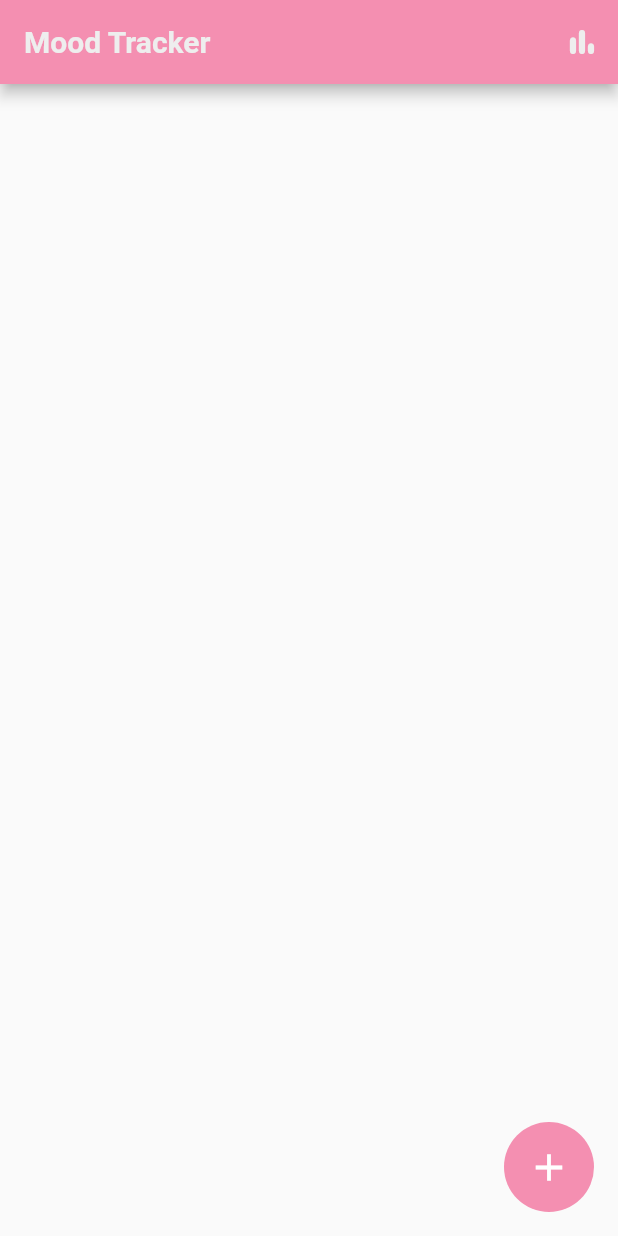
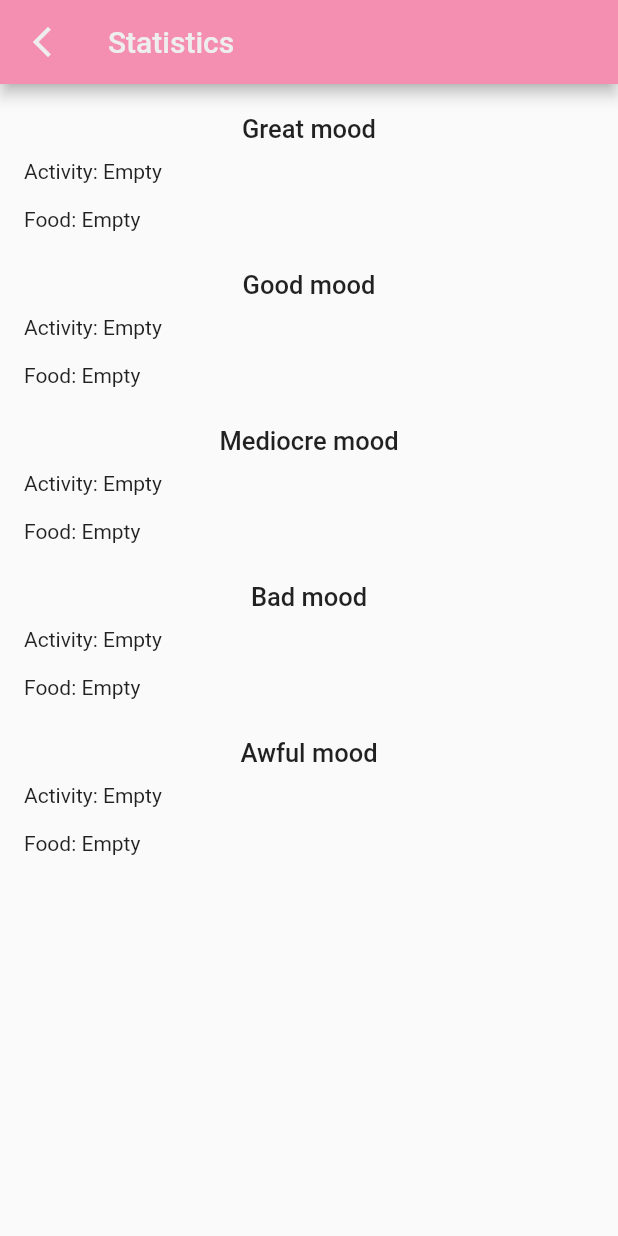
Before and after one commit to algailoc/mood-tracker-2, a Flutter app: the screen it shows after launch, after a tap on the "bar chart" icon, on a phone screen of 412 x 824 dp. Run offline on Flutter 3.47's test engine with Material 2 defaults, Android fonts, the phone set to English and light mode, and no system bars; our stand-ins replace bloc, easy_localization, equatable, flutter_bloc, flutter_smart_dialog, get_it and 2 more; accounts and stored records are empty.

Commit message:
Сделала экран статистики

```diff
--- a/assets/translations/en.json
+++ b/assets/translations/en.json
@@ -45,5 +45,7 @@
   "errorOnSavingDay": "An error occured while saving the day",
 
   "enterName": "Enter name",
-  "textCopied": "Text copied to clipboard"
+  "textCopied": "Text copied to clipboard",
+
+  "stillEmpty": "Empty"
 }
--- a/assets/translations/ru.json
+++ b/assets/translations/ru.json
@@ -45,5 +45,7 @@
   "errorOnSavingDay": "Произошла ошибка при сохранении дня",
 
   "enterName": "Введите название",
-  "textCopied": "Текст скопирован"
+  "textCopied": "Текст скопирован",
+
+  "stillEmpty": "Пока пусто"
 }
--- /dev/null
+++ b/lib/core/helpers/statistics.dart
@@ -0,0 +1,107 @@
+import 'package:mood_tracker_2/domain/entities/activity_entity.dart';
+import 'package:mood_tracker_2/domain/entities/food_entity.dart';
+import 'package:mood_tracker_2/domain/entities/mood_entity.dart';
+
+Map<Mood, List<ActivityEntity>> sortActivitiesByMood(
+  List<ActivityEntity> activities,
+) {
+  List<ActivityEntity> moodGreat = activities.where(
+    (element) {
+      return element.rating[Mood.great]! > 0;
+    },
+  ).toList();
+  moodGreat
+      .sort((a, b) => b.rating[Mood.great]!.compareTo(a.rating[Mood.great]!));
+
+  List<ActivityEntity> moodGood = activities
+      .where(
+        (element) => element.rating[Mood.good]! > 0,
+      )
+      .toList();
+  moodGood.sort((a, b) => b.rating[Mood.good]!.compareTo(a.rating[Mood.good]!));
+
+  List<ActivityEntity> moodMediocre = activities
+      .where(
+        (element) => element.rating[Mood.mediocre]! > 0,
+      )
+      .toList();
+  moodMediocre.sort(
+      (a, b) => b.rating[Mood.mediocre]!.compareTo(a.rating[Mood.mediocre]!));
+
+  List<ActivityEntity> moodBad = activities
+      .where(
+        (element) => element.rating[Mood.bad]! > 0,
+      )
+      .toList();
+  moodBad.sort((a, b) => b.rating[Mood.bad]!.compareTo(a.rating[Mood.bad]!));
+
+  List<ActivityEntity> moodAwful = activities
+      .where(
+        (element) => element.rating[Mood.awful]! > 0,
+      )
+      .toList();
+  moodAwful
+      .sort((a, b) => b.rating[Mood.awful]!.compareTo(a.rating[Mood.awful]!));
+
+  final Map<Mood, List<ActivityEntity>> sortedResult = {
+    Mood.great: moodGreat,
+    Mood.good: moodGood,
+    Mood.mediocre: moodMediocre,
+    Mood.bad: moodBad,
+    Mood.awful: moodAwful,
+  };
+
+  return sortedResult;
+}
+
+Map<Mood, List<FoodEntity>> sortFoodsByMood(
+  List<FoodEntity> foods,
+) {
+  List<FoodEntity> moodGreat = foods.where(
+    (element) {
+      return element.rating[Mood.great]! > 0;
+    },
+  ).toList();
+  moodGreat
+      .sort((a, b) => b.rating[Mood.great]!.compareTo(a.rating[Mood.great]!));
+
+  List<FoodEntity> moodGood = foods
+      .where(
+        (element) => element.rating[Mood.good]! > 0,
+      )
+      .toList();
+  moodGood.sort((a, b) => b.rating[Mood.good]!.compareTo(a.rating[Mood.good]!));
+
+  List<FoodEntity> moodMediocre = foods
+      .where(
+        (element) => element.rating[Mood.mediocre]! > 0,
+      )
+      .toList();
+  moodMediocre.sort(
+      (a, b) => b.rating[Mood.mediocre]!.compareTo(a.rating[Mood.mediocre]!));
+
+  List<FoodEntity> moodBad = foods
+      .where(
+        (element) => element.rating[Mood.bad]! > 0,
+      )
+      .toList();
+  moodBad.sort((a, b) => b.rating[Mood.bad]!.compareTo(a.rating[Mood.bad]!));
+
+  List<FoodEntity> moodAwful = foods
+      .where(
+        (element) => element.rating[Mood.awful]! > 0,
+      )
+      .toList();
+  moodAwful
+      .sort((a, b) => b.rating[Mood.awful]!.compareTo(a.rating[Mood.awful]!));
+
+  final Map<Mood, List<FoodEntity>> sortedResult = {
+    Mood.great: moodGreat,
+    Mood.good: moodGood,
+    Mood.mediocre: moodMediocre,
+    Mood.bad: moodBad,
+    Mood.awful: moodAwful,
+  };
+
+  return sortedResult;
+}
--- a/lib/core/router.dart
+++ b/lib/core/router.dart
@@ -1,12 +1,14 @@
 import 'package:flutter/material.dart';
 import 'package:mood_tracker_2/core/params.dart';
-import 'package:mood_tracker_2/presentation/screens/day_edit_screen.dart/day_edit_screen.dart';
+import 'package:mood_tracker_2/presentation/screens/day_edit_screen/day_edit_screen.dart';
 import 'package:mood_tracker_2/presentation/screens/day_screen/day_screen.dart';
 import 'package:mood_tracker_2/presentation/screens/days_list_screen/days_list_screen.dart';
+import 'package:mood_tracker_2/presentation/screens/statistics_screen/statistics_screen.dart';
 
 const routeDaysList = '/routeDaysList';
 const routeDayScreen = '/routeDayScreen';
 const routeEditDayScreen = '/routeEditDayScreen';
+const routeStatistics = '/routeStatistics';
 
 Route<dynamic>? onGenerateRoute(RouteSettings settings) {
   if (settings.name == routeDaysList) {
@@ -31,6 +33,12 @@ Route<dynamic>? onGenerateRoute(RouteSettings settings) {
         );
       },
     );
+  } else if (settings.name == routeStatistics) {
+    return MaterialPageRoute(
+      builder: (context) {
+        return const StatisticsScreen();
+      },
+    );
   }
 
   return null;
--- a/lib/presentation/bloc/activities_bloc/activities_bloc.dart
+++ b/lib/presentation/bloc/activities_bloc/activities_bloc.dart
@@ -68,6 +68,21 @@ class ActivitiesBloc extends Bloc<ActivitiesEvent, ActivitiesState> {
           await usecase.updateActivitiesRatings(listToUpdate);
 
           listToUpdate.clear();
+        } else {
+          // final listToUpdate = _pickedActivities
+          //     .map(
+          //       (e) => activities
+          //           .firstWhere((element) => element.id == e)
+          //           .changeRating(
+          //             oldMood: _oldMood,
+          //             newMood: _newMood,
+          //           ),
+          //     )
+          //     .toList();
+
+          // await usecase.updateActivitiesRatings(listToUpdate);
+
+          // listToUpdate.clear();
         }
 
         final removedActivities = activities
@@ -182,6 +197,10 @@ class ActivitiesBloc extends Bloc<ActivitiesEvent, ActivitiesState> {
         // _pickedActivities.add(activity.id);
 
         emit(ActivitiesLoadedState(activities));
+      } else if (event is ChangeMoodForActivitiesEvent) {
+        emit(ActivitiesPendingState(activities));
+        _newMood = event.newMood;
+        emit(ActivitiesLoadedState(activities));
       }
     });
   }
--- a/lib/presentation/bloc/foods_bloc/foods_bloc.dart
+++ b/lib/presentation/bloc/foods_bloc/foods_bloc.dart
@@ -182,6 +182,10 @@ class FoodsBloc extends Bloc<FoodsEvent, FoodsState> {
         // _pickedFoods.add(food.id);
 
         emit(FoodsLoadedState(foods));
+      } else if (event is ChangeMoodForFoodsEvent) {
+        emit(FoodsPendingState(foods));
+        _newMood = event.newMood;
+        emit(FoodsLoadedState(foods));
       }
     });
   }
--- a/lib/presentation/screens/days_list_screen/days_list_screen.dart
+++ b/lib/presentation/screens/days_list_screen/days_list_screen.dart
@@ -108,6 +108,10 @@ class DaysListScreen extends StatelessWidget {
 class _CustomAppBar extends StatelessWidget with PreferredSizeWidget {
   const _CustomAppBar();
 
+  Future<void> _goToStatistics(BuildContext context) async {
+    Navigator.pushNamed(context, routeStatistics);
+  }
+
   @override
   Widget build(BuildContext context) {
     return AppBar(
@@ -120,9 +124,7 @@ class _CustomAppBar extends StatelessWidget with PreferredSizeWidget {
       actions: [
         IconButton(
           tooltip: const Text('statistics').tr().data,
-          onPressed: () {
-            // go to statistics
-          },
+          onPressed: () => _goToStatistics(context),
           icon: Icon(
             Icons.bar_chart_rounded,
             color: Theme.of(context).colorScheme.onPrimary,
--- /dev/null
+++ b/lib/presentation/screens/statistics_screen/statistics_screen.dart
@@ -0,0 +1,57 @@
+import 'package:easy_localization/easy_localization.dart';
+import 'package:flutter/material.dart';
+import 'package:flutter_bloc/flutter_bloc.dart';
+import 'package:mood_tracker_2/domain/entities/mood_entity.dart';
+import 'package:mood_tracker_2/get_it.dart';
+import 'package:mood_tracker_2/presentation/bloc/activities_bloc/activities_bloc.dart';
+import 'package:mood_tracker_2/presentation/bloc/foods_bloc/foods_bloc.dart';
+import 'package:mood_tracker_2/presentation/screens/statistics_screen/statistics_screen_body.dart';
+
+class StatisticsScreen extends StatelessWidget {
+  const StatisticsScreen({super.key});
+
+  @override
+  Widget build(BuildContext context) {
+    return MultiBlocProvider(
+      providers: [
+        BlocProvider(
+          create: (context) => getIt<ActivitiesBloc>()
+            ..add(const InitActivitiesBlocEvent(
+              isCreate: false,
+              originalMood: Mood.mediocre,
+            )),
+        ),
+        BlocProvider(
+          create: (context) => getIt<FoodsBloc>()
+            ..add(const InitFoodsBlocEvent(
+              isCreate: false,
+              originalMood: Mood.mediocre,
+            )),
+        )
+      ],
+      child: Scaffold(
+        appBar: AppBar(
+          leading: IconButton(
+            onPressed: Navigator.of(context).pop,
+            icon: const Icon(Icons.arrow_back_ios_new),
+          ),
+          title: const Text('statistics').tr(),
+        ),
+        body: BlocBuilder<ActivitiesBloc, ActivitiesState>(
+          builder: (context, actState) {
+            return BlocBuilder<FoodsBloc, FoodsState>(
+              builder: (context, foodState) {
+                if (actState.activities.isNotEmpty &&
+                    foodState.foods.isNotEmpty) {
+                  return const StatisticsScreenBody();
+                }
+
+                return const Center(child: CircularProgressIndicator());
+              },
+            );
+          },
+        ),
+      ),
+    );
+  }
+}
--- /dev/null
+++ b/lib/presentation/screens/statistics_screen/statistics_screen_body.dart
@@ -0,0 +1,82 @@
+import 'package:flutter/material.dart';
+import 'package:flutter_bloc/flutter_bloc.dart';
+import 'package:mood_tracker_2/core/helpers/statistics.dart';
+import 'package:mood_tracker_2/domain/entities/activity_entity.dart';
+import 'package:mood_tracker_2/domain/entities/food_entity.dart';
+import 'package:mood_tracker_2/domain/entities/mood_entity.dart';
+import 'package:mood_tracker_2/presentation/bloc/activities_bloc/activities_bloc.dart';
+import 'package:mood_tracker_2/presentation/bloc/foods_bloc/foods_bloc.dart';
+import 'package:mood_tracker_2/presentation/widgets/statistics_screen/mood_component.dart';
+
+class StatisticsScreenBody extends StatefulWidget {
+  const StatisticsScreenBody({super.key});
+
+  @override
+  State<StatisticsScreenBody> createState() => _StatisticsScreenBodyState();
+}
+
+const Map<Mood, List<ActivityEntity>> _initActMap = {
+  Mood.great: [],
+  Mood.good: [],
+  Mood.mediocre: [],
+  Mood.bad: [],
+  Mood.awful: [],
+};
+
+const Map<Mood, List<FoodEntity>> _initFoodMap = {
+  Mood.great: [],
+  Mood.good: [],
+  Mood.mediocre: [],
+  Mood.bad: [],
+  Mood.awful: [],
+};
+
+class _StatisticsScreenBodyState extends State<StatisticsScreenBody> {
+  Map<Mood, List<ActivityEntity>> sortedActivities = _initActMap;
+  Map<Mood, List<FoodEntity>> sortedFoods = _initFoodMap;
+
+  @override
+  void initState() {
+    sortedActivities = sortActivitiesByMood(
+      BlocProvider.of<ActivitiesBloc>(context).activities,
+    );
+    sortedFoods = sortFoodsByMood(
+      BlocProvider.of<FoodsBloc>(context).foods,
+    );
+    super.initState();
+  }
+
+  @override
+  Widget build(BuildContext context) {
+    return ListView(
+      padding: const EdgeInsets.symmetric(horizontal: 16),
+      children: [
+        const _SeparatorBox(),
+        ...List.generate(Mood.values.length, (index) {
+          final mood = Mood.values.reversed.toList()[index];
+
+          return Column(
+            crossAxisAlignment: CrossAxisAlignment.start,
+            children: [
+              MoodComponent(
+                mood: mood,
+                activities: sortedActivities[mood]!,
+                foods: sortedFoods[mood]!,
+              ),
+              const _SeparatorBox(),
+            ],
+          );
+        })
+      ],
+    );
+  }
+}
+
+class _SeparatorBox extends StatelessWidget {
+  const _SeparatorBox();
+
+  @override
+  Widget build(BuildContext context) {
+    return const SizedBox(height: 20);
+  }
+}
--- a/lib/presentation/widgets/common/create_activity_or_food_dialog.dart
+++ b/lib/presentation/widgets/common/create_activity_or_food_dialog.dart
@@ -4,7 +4,7 @@ import 'package:flutter_smart_dialog/flutter_smart_dialog.dart';
 
 Future<String?> openCreateNameDialog() async {
   return SmartDialog.show(
-    builder: (context) => _CreateDialog(),
+    builder: (context) => const _CreateDialog(),
   );
 }
 
--- /dev/null
+++ b/lib/presentation/widgets/statistics_screen/mood_component.dart
@@ -0,0 +1,76 @@
+import 'package:easy_localization/easy_localization.dart';
+import 'package:flutter/material.dart';
+import 'package:mood_tracker_2/domain/entities/activity_entity.dart';
+import 'package:mood_tracker_2/domain/entities/food_entity.dart';
+import 'package:mood_tracker_2/domain/entities/mood_entity.dart';
+import 'package:mood_tracker_2/presentation/widgets/common/activity_item.dart';
+import 'package:mood_tracker_2/presentation/widgets/common/food_item.dart';
+
+class MoodComponent extends StatelessWidget {
+  final Mood mood;
+  final List<ActivityEntity> activities;
+  final List<FoodEntity> foods;
+
+  const MoodComponent({
+    required this.mood,
+    required this.activities,
+    required this.foods,
+    super.key,
+  });
+
+  @override
+  Widget build(BuildContext context) {
+    return Column(
+      crossAxisAlignment: CrossAxisAlignment.start,
+      children: [
+        Center(
+          child: Padding(
+            padding: const EdgeInsets.only(bottom: 10),
+            child: Text(
+              '${mood.name.tr(gender: 'neut')} ${'mood'.tr().toLowerCase()}',
+              style: const TextStyle(
+                fontSize: 17,
+                fontWeight: FontWeight.w500,
+              ),
+            ),
+          ),
+        ),
+        Padding(
+          padding: const EdgeInsets.only(bottom: 6),
+          child: Text(
+            '${'activities'.tr()}: ${activities.isEmpty ? 'stillEmpty'.tr() : ''}',
+          ),
+        ),
+        Wrap(
+          children: List.generate(activities.length, (index) {
+            if (index > 9) return const SizedBox.shrink();
+            final activity = activities[index];
+
+            return ActivityItem(
+              activity: activity,
+              isSelected: false,
+            );
+          }),
+        ),
+        const SizedBox(height: 10),
+        Padding(
+          padding: const EdgeInsets.only(bottom: 6),
+          child: Text(
+            '${'foods'.tr()}: ${foods.isEmpty ? 'stillEmpty'.tr() : ''}',
+          ),
+        ),
+        Wrap(
+          children: List.generate(foods.length, (index) {
+            if (index > 9) return const SizedBox.shrink();
+            final food = foods[index];
+
+            return FoodItem(
+              food: food,
+              isSelected: false,
+            );
+          }),
+        ),
+      ],
+    );
+  }
+}
```
Also changed, not shown: lib/presentation/screens/day_edit_screen/day_edit_screen.dart (renamed from lib/presentation/screens/day_edit_screen.dart/day_edit_screen.dart).
